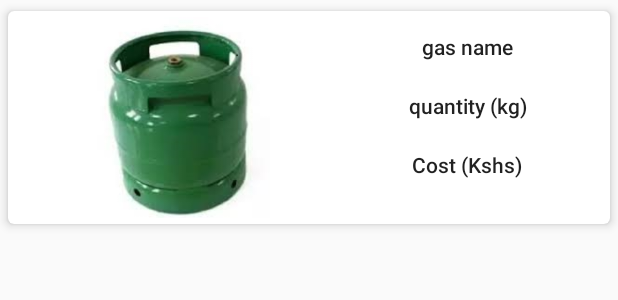
After one commit to Alexisbryann/M-Gas, an Android app: the layout order_gas_item_view.xml on its own in the app's theme, with its tools: preview values and no code run, on a phone screen of 412 x 824 dp. The commit adds this screen. Shown: the top 300 px of the screen. Run offline under Robolectric (Android 15) with nearby library versions, the phone set to English and light mode, and no system bars.

Commit message:
Working on  OrderGasActivity Activity and layout

```diff
--- a/app/build.gradle
+++ b/app/build.gradle
@@ -26,6 +26,8 @@ dependencies {
     implementation fileTree(dir: "libs", include: ["*.jar"])
     implementation 'androidx.appcompat:appcompat:1.2.0'
     implementation 'androidx.constraintlayout:constraintlayout:2.0.1'
+    implementation 'androidx.cardview:cardview:1.0.0'
+    implementation 'androidx.recyclerview:recyclerview:1.1.0'
     testImplementation 'junit:junit:4.12'
     androidTestImplementation 'androidx.test.ext:junit:1.1.2'
     androidTestImplementation 'androidx.test.espresso:espresso-core:3.3.0'
--- a/app/src/main/java/Alexis/m_gas/OrderGasActivity.java
+++ b/app/src/main/java/Alexis/m_gas/OrderGasActivity.java
@@ -3,12 +3,24 @@ package Alexis.m_gas;
 import androidx.appcompat.app.AppCompatActivity;
 
 import android.os.Bundle;
+import android.widget.ImageView;
+import android.widget.TextView;
 
 public class OrderGasActivity extends AppCompatActivity {
+
+    private ImageView mGasCylinder;
+    private TextView mGasBrand;
+    private TextView mGasQuantity;
+    private TextView mGasCost;
 
     @Override
     protected void onCreate(Bundle savedInstanceState) {
         super.onCreate(savedInstanceState);
         setContentView(R.layout.activity_order_gas);
+
+        mGasCylinder = findViewById(R.id.image_view_cooking_gas);
+        mGasBrand = findViewById(R.id.text_view_cooking_gas_brand);
+        mGasQuantity = findViewById(R.id.text_view_quantity);
+        mGasCost = findViewById(R.id.text_view_cost);
     }
 }
--- a/app/src/main/java/Alexis/m_gas/SignUpActivity.java
+++ b/app/src/main/java/Alexis/m_gas/SignUpActivity.java
@@ -2,8 +2,10 @@ package Alexis.m_gas;
 
 import androidx.appcompat.app.AppCompatActivity;
 
+import android.content.Intent;
 import android.os.Bundle;
 import android.view.View;
+import android.widget.Button;
 import android.widget.ImageView;
 
 public class SignUpActivity extends AppCompatActivity {
@@ -20,5 +22,14 @@ public class SignUpActivity extends AppCompatActivity {
                 onBackPressed();
             }
         });
+
+        Button signUp = findViewById(R.id.button_sign_up);
+        signUp.setOnClickListener(new View.OnClickListener() {
+            @Override
+            public void onClick(View view) {
+                Intent intent = new Intent(SignUpActivity.this, OrderGasActivity.class);
+                startActivity(intent);
+            }
+        });
     }
 }
--- a/app/src/main/res/layout/activity_order_gas.xml
+++ b/app/src/main/res/layout/activity_order_gas.xml
@@ -4,6 +4,17 @@
     xmlns:tools="http://schemas.android.com/tools"
     android:layout_width="match_parent"
     android:layout_height="match_parent"
+    android:background="@android:color/holo_purple"
+    android:backgroundTint="@android:color/holo_purple"
+    android:backgroundTintMode="multiply"
     tools:context=".OrderGasActivity">
 
+    <androidx.recyclerview.widget.RecyclerView
+        android:id="@+id/gas_list"
+        android:layout_width="409dp"
+        android:layout_height="729dp"
+        app:layout_constraintEnd_toEndOf="parent"
+        app:layout_constraintStart_toStartOf="parent"
+        app:layout_constraintTop_toTopOf="parent"
+        tools:listitem="@layout/order_gas_item_view" />
 </androidx.constraintlayout.widget.ConstraintLayout>
--- /dev/null
+++ b/app/src/main/res/layout/order_gas_item_view.xml
@@ -0,0 +1,88 @@
+<?xml version="1.0" encoding="utf-8"?>
+<androidx.constraintlayout.widget.ConstraintLayout xmlns:android="http://schemas.android.com/apk/res/android"
+    xmlns:app="http://schemas.android.com/apk/res-auto"
+    xmlns:tools="http://schemas.android.com/tools"
+    android:layout_width="match_parent"
+    android:layout_height="wrap_content">
+
+    <FrameLayout
+        android:layout_width="0dp"
+        android:layout_height="wrap_content"
+        app:layout_constraintBottom_toBottomOf="parent"
+        app:layout_constraintEnd_toEndOf="parent"
+        app:layout_constraintStart_toStartOf="parent"
+        app:layout_constraintTop_toTopOf="parent">
+
+        <androidx.cardview.widget.CardView
+            android:layout_width="match_parent"
+            android:layout_height="wrap_content"
+            app:cardCornerRadius="4dp"
+            app:cardElevation="4dp"
+            app:cardUseCompatPadding="true"
+            app:contentPadding="4dp">
+
+            <androidx.constraintlayout.widget.ConstraintLayout
+                android:layout_width="match_parent"
+                android:layout_height="134dp">
+
+                <ImageView
+                    android:id="@+id/image_view_cooking_gas"
+                    android:layout_width="wrap_content"
+                    android:layout_height="wrap_content"
+                    android:contentDescription="@string/cooking_gas"
+                    app:layout_constraintBottom_toBottomOf="parent"
+                    app:layout_constraintStart_toStartOf="parent"
+                    app:layout_constraintTop_toTopOf="parent"
+                    app:srcCompat="@drawable/cooking_gas" />
+
+                <TextView
+                    android:id="@+id/text_view_cooking_gas_brand"
+                    android:layout_width="0dp"
+                    android:layout_height="wrap_content"
+                    android:layout_marginStart="4dp"
+                    android:layout_marginTop="10dp"
+                    android:layout_marginEnd="4dp"
+                    android:gravity="center"
+                    android:text="@string/gas_name_quantity"
+                    android:textAppearance="@style/TextAppearance.AppCompat.Body2"
+                    app:layout_constraintEnd_toEndOf="parent"
+                    app:layout_constraintStart_toEndOf="@+id/image_view_cooking_gas"
+                    app:layout_constraintTop_toTopOf="parent" />
+
+                <TextView
+                    android:id="@+id/text_view_quantity"
+                    android:layout_width="0dp"
+                    android:layout_height="wrap_content"
+                    android:layout_marginStart="4dp"
+                    android:layout_marginTop="20dp"
+                    android:layout_marginEnd="4dp"
+                    android:gravity="center"
+                    android:text="@string/gas_quantity"
+                    android:textAppearance="@style/TextAppearance.AppCompat.Body2"
+                    app:layout_constraintEnd_toEndOf="parent"
+                    app:layout_constraintHorizontal_bias="1.0"
+                    app:layout_constraintStart_toEndOf="@+id/image_view_cooking_gas"
+                    app:layout_constraintTop_toBottomOf="@+id/text_view_cooking_gas_brand" />
+
+                <TextView
+                    android:id="@+id/text_view_cost"
+                    android:layout_width="0dp"
+                    android:layout_height="wrap_content"
+                    android:layout_marginStart="4dp"
+                    android:layout_marginTop="20dp"
+                    android:layout_marginEnd="4dp"
+                    android:layout_marginBottom="4dp"
+                    android:gravity="center"
+                    android:text="@string/cost"
+                    android:textAppearance="@style/TextAppearance.AppCompat.Body2"
+                    app:layout_constraintBottom_toBottomOf="parent"
+                    app:layout_constraintEnd_toEndOf="parent"
+                    app:layout_constraintHorizontal_bias="1.0"
+                    app:layout_constraintStart_toEndOf="@+id/image_view_cooking_gas"
+                    app:layout_constraintTop_toBottomOf="@+id/text_view_quantity"
+                    app:layout_constraintVertical_bias="0.0" />
+
+            </androidx.constraintlayout.widget.ConstraintLayout>
+        </androidx.cardview.widget.CardView>
+    </FrameLayout>
+</androidx.constraintlayout.widget.ConstraintLayout>
--- a/app/src/main/res/values/strings.xml
+++ b/app/src/main/res/values/strings.xml
@@ -15,4 +15,8 @@
     <string name="text_view_sign_in">Already have an account?<u>SIGN IN</u></string>
     <string name="text_view_sign_up">Do not have an account? <u>SIGN UP</u></string>
     <string name="back_arrow">Back arrow</string>
+    <string name="cooking_gas">Cooking gas</string>
+    <string name="gas_name_quantity">gas name</string>
+    <string name="gas_quantity">quantity (kg)</string>
+    <string name="cost">Cost (Kshs)</string>
 </resources>
```
Also changed, not shown: app/src/main/res/drawable/cooking_gas.jpg (added).
